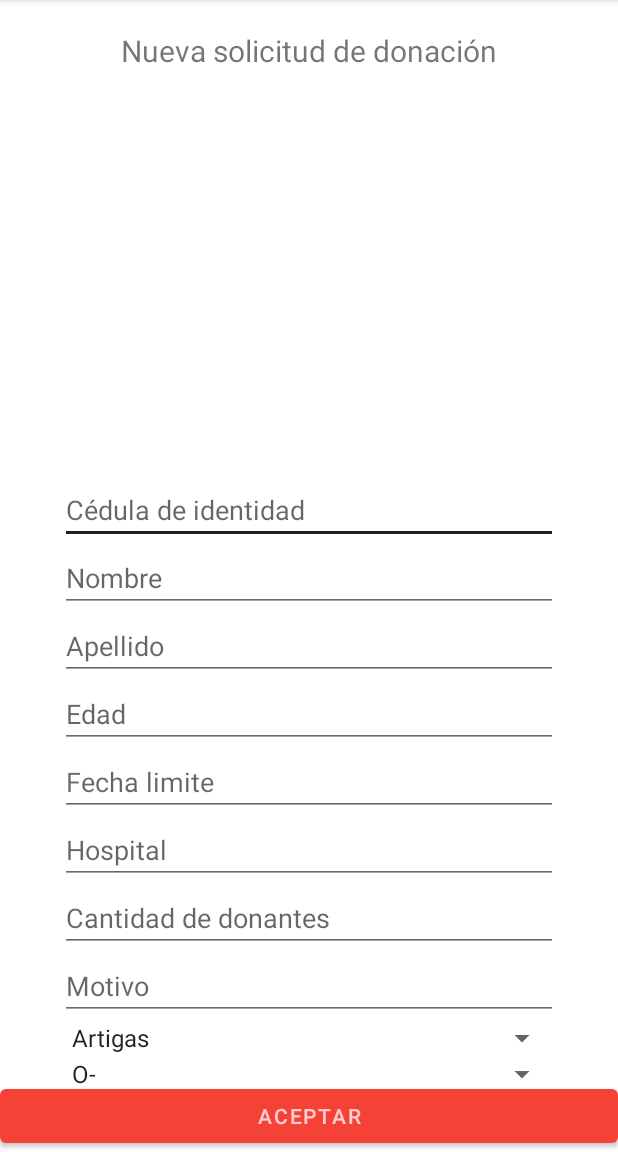
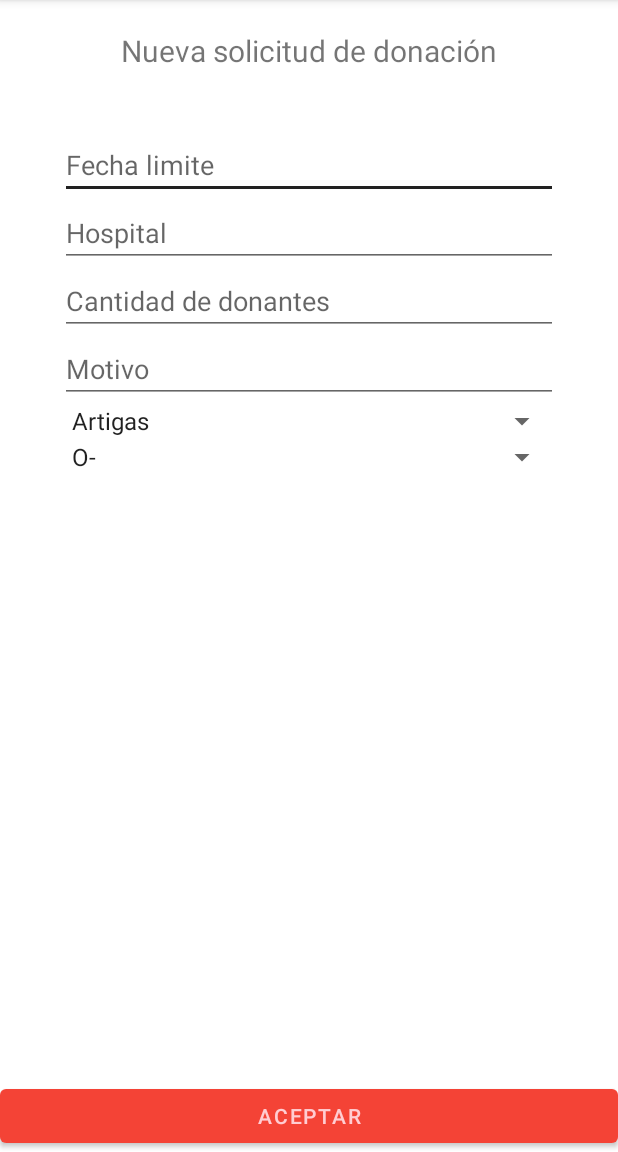
Before and after one commit to Shadowpride/YoDono, an Android app: the SolicitudNueva screen opened directly, with no data from a screen before it, on a phone screen of 412 x 824 dp, the part 84-1236 px from its top. Run offline under Robolectric (Android 15) with nearby library versions, the phone set to English and light mode, and no system bars; our stand-ins replace Room's generated code; 1 statement that could not run was skipped.

Commit message:
solicitudes x viewmodel
- cambios en xml de nueva solicitud
- toma datos del donante logueado para crear la solicitud
- se vuelve a Main luego de creada la solicitud

```diff
--- a/app/src/main/java/uy/yodono/BD/AppDatabase.java
+++ b/app/src/main/java/uy/yodono/BD/AppDatabase.java
@@ -15,7 +15,7 @@ import uy.yodono.daos.DonanteDao;
 import uy.yodono.daos.SolicitudesDao;
 
 
-@Database(entities = {Donantes.class, Solicitudes.class}, version = 4)
+@Database(entities = {Donantes.class, Solicitudes.class}, version = 5)
 @TypeConverters({Converters.class})
 public abstract class AppDatabase extends RoomDatabase {
 
--- a/app/src/main/java/uy/yodono/DonantesViewModel.java
+++ b/app/src/main/java/uy/yodono/DonantesViewModel.java
@@ -11,11 +11,13 @@ import java.util.List;
 import uy.yodono.BD.YoDonoRepositorio;
 import uy.yodono.Entidades.DonanteConSolicitudes;
 import uy.yodono.Entidades.Donantes;
+import uy.yodono.Entidades.Solicitudes;
 
 public class DonantesViewModel extends AndroidViewModel {
 
     private YoDonoRepositorio repositorio;
     private LiveData<List<Donantes>> lista_donantes;
+    private LiveData<List<Solicitudes>> lista_solicitudes;
 
     public DonantesViewModel(@NonNull Application application) {
         super(application);
@@ -23,6 +25,7 @@ public class DonantesViewModel extends AndroidViewModel {
         lista_donantes = repositorio.getAllDonantes();
     }
 
+    //-------------------DONANTES---------------------------------//
     public void insert( Donantes donante ) {
         repositorio.insert(donante);
     }
@@ -50,4 +53,11 @@ public class DonantesViewModel extends AndroidViewModel {
     public LiveData<List<Donantes>> getLista_donantes() {
         return lista_donantes;
     }
+
+    //-------------------SOLICITUDES---------------------------------//
+    public void insert( Solicitudes solicitud ) { repositorio.insert(solicitud);}
+
+    public LiveData<List<Solicitudes>> getSolicitudes() {
+        return repositorio.getSolicitudes();
+    }
 }
--- a/app/src/main/java/uy/yodono/MainActivity.java
+++ b/app/src/main/java/uy/yodono/MainActivity.java
@@ -140,6 +140,7 @@ public class MainActivity extends AppCompatActivity implements NavigationView.On
         {
             case R.id.nav_solicitud:
                 i = new Intent(MainActivity.this, SolicitudNueva.class);
+                i.putExtra( "Donante", donante_logueado);
                 startActivity(i);
                 break;
 
--- a/app/src/main/java/uy/yodono/SolicitudNueva.java
+++ b/app/src/main/java/uy/yodono/SolicitudNueva.java
@@ -1,6 +1,7 @@
 package uy.yodono;
 
 import androidx.appcompat.app.AppCompatActivity;
+import androidx.lifecycle.ViewModelProvider;
 
 import android.content.Intent;
 import android.os.Bundle;
@@ -25,10 +26,11 @@ public class SolicitudNueva extends AppCompatActivity {
     SolicitudesDao db;
     AppDatabase dataBase;
 
+    private DonantesViewModel donantesViewModel;
+
     EditText text_ci;
     EditText text_nombre;
     EditText text_apellido;
-    EditText text_edad;
     EditText text_fecha_limite;
     EditText text_hospital;
     EditText text_cantidad_donantes;
@@ -38,6 +40,13 @@ public class SolicitudNueva extends AppCompatActivity {
     protected void onCreate(Bundle savedInstanceState) {
         super.onCreate(savedInstanceState);
         setContentView(R.layout.activity_solicitud_nueva);
+
+        Donantes donante_logueado;
+
+        Intent intent = getIntent();
+        Bundle bd = intent.getExtras();
+        donante_logueado = (Donantes) bd.get( "Donante" );
+
 
         Spinner spinner_departamentos = (Spinner) findViewById(R.id.spinner_departamentos);
         // Create an ArrayAdapter using the string array and a default spinner layout
@@ -58,8 +67,10 @@ public class SolicitudNueva extends AppCompatActivity {
         spinner_grupos_sanguineos.setAdapter(adapter_grupos_sanguineos);
 
 
-        dataBase = AppDatabase.getInstance( SolicitudNueva.this );
-        db = dataBase.getSolicitudesDao();
+        donantesViewModel = new ViewModelProvider( this,
+                ViewModelProvider.AndroidViewModelFactory
+                        .getInstance(this.getApplication()))
+                .get(DonantesViewModel.class);dataBase = AppDatabase.getInstance( SolicitudNueva.this );
 
         boton_solicitar_aceptar = (Button)findViewById(R.id.boton_solicitar_aceptar);
 
@@ -70,16 +81,14 @@ public class SolicitudNueva extends AppCompatActivity {
                 text_ci = (EditText)findViewById(R.id.text_registro_cedula);
                 text_nombre = (EditText)findViewById(R.id.text_registro_nombre);
                 text_apellido = (EditText)findViewById(R.id.text_registro_apellido);
-                text_edad = (EditText)findViewById(R.id.text_edad);
                 text_fecha_limite = (EditText)findViewById(R.id.text_fecha_limite);
                 text_hospital = (EditText)findViewById(R.id.text_hospital);
                 text_cantidad_donantes = (EditText)findViewById(R.id.text_donantes);
                 text_motivo = (EditText)findViewById(R.id.text_motivo);
 
-                String cedula = text_ci.getText().toString();
-                String nombre = text_nombre.getText().toString();
-                String apellido = text_apellido.getText().toString();
-                String edad = text_edad.getText().toString();
+                //String cedula = text_ci.getText().toString();
+                //String nombre = text_nombre.getText().toString();
+                //String apellido = text_apellido.getText().toString();
                 String fecha = text_fecha_limite.getText().toString();
                 String hospital = text_hospital.getText().toString();
                 String cantidad = text_cantidad_donantes.getText().toString();
@@ -87,15 +96,22 @@ public class SolicitudNueva extends AppCompatActivity {
                 String departamento = spinner_departamentos.getSelectedItem().toString();
                 String grupo_sanguineo = spinner_grupos_sanguineos.getSelectedItem().toString();
 
-                if (nombre.isEmpty() || apellido.isEmpty() || cedula.isEmpty() || edad.isEmpty() || fecha.isEmpty() || hospital.isEmpty() || cantidad.isEmpty() || motivo.isEmpty() )
+                String cedula = donante_logueado.getCedula();
+                String nombre = donante_logueado.getNombre();
+                String apellido = donante_logueado.getApellido();
+
+                if (nombre.isEmpty() || apellido.isEmpty() || cedula.isEmpty() || fecha.isEmpty() || hospital.isEmpty() || cantidad.isEmpty() || motivo.isEmpty() )
                 {
                     Toast.makeText(SolicitudNueva.this, "Debe completar todos los datos", Toast.LENGTH_SHORT).show();
                 }
                 else
                 {
-                    Solicitudes nueva_solicitud = new Solicitudes( cedula, nombre, apellido, edad, grupo_sanguineo, hospital, fecha, motivo, cantidad, departamento );
-                    db.agregar(nueva_solicitud);
-                    Intent i = new Intent(SolicitudNueva.this, SolicitudNueva.class);
+                    Solicitudes nueva_solicitud = new Solicitudes( cedula, nombre, apellido, grupo_sanguineo, hospital, fecha, motivo, cantidad, departamento );
+
+                    donantesViewModel.insert( nueva_solicitud );
+
+                    Intent i = new Intent(SolicitudNueva.this, MainActivity.class);
+                    i.putExtra("Donante", donante_logueado);
                     startActivity(i);
                     finish();
                 }
--- a/app/src/main/java/uy/yodono/daos/SolicitudesDao.java
+++ b/app/src/main/java/uy/yodono/daos/SolicitudesDao.java
@@ -1,9 +1,12 @@
 package uy.yodono.daos;
 
+import androidx.lifecycle.LiveData;
 import androidx.room.Dao;
 import androidx.room.Insert;
 import androidx.room.Query;
 import androidx.room.Update;
+
+import java.util.List;
 
 import uy.yodono.Entidades.Solicitudes;
 
@@ -12,13 +15,15 @@ import uy.yodono.Entidades.Solicitudes;
 public interface SolicitudesDao {
 
     @Insert
-    void agregar(Solicitudes solicitud);
+    void Agregar(Solicitudes solicitud);
 
     @Update
-    void actualizar(Solicitudes solicitud);
+    void Actualizar(Solicitudes solicitud);
 
     @Query("SELECT * FROM Solicitudes where cedula = :cedula")
     Solicitudes buscarSolicitudPorCI(String cedula);
 
+    @Query("SELECT * FROM Solicitudes")
+    LiveData<List<Solicitudes>> getAllSolicitudes();
 
 }
--- a/app/src/main/res/layout/activity_solicitud_nueva.xml
+++ b/app/src/main/res/layout/activity_solicitud_nueva.xml
@@ -22,17 +22,6 @@
             android:text="Nueva solicitud de donación"
             android:textSize="20dp" />
 
-    </LinearLayout>
-
-    <LinearLayout
-        android:id="@+id/linear"
-        android:layout_width="match_parent"
-        android:layout_height="wrap_content"
-        android:layout_margin="20dp"
-        android:gravity="center_horizontal"
-        android:orientation="vertical"
-        app:layout_constraintBottom_toBottomOf="parent"
-        >
         <LinearLayout
             android:id="@+id/scroll"
             android:layout_width="match_parent"
@@ -41,49 +30,6 @@
             android:gravity="center_horizontal"
             android:orientation="vertical">
 
-            <EditText
-                android:layout_width="match_parent"
-                android:layout_height="wrap_content"
-                android:id="@+id/text_registro_cedula"
-                android:hint="@string/prompt_cedula"
-                android:inputType="number"
-                android:maxLength="8"
-                android:selectAllOnFocus="true"
-                app:layout_constraintEnd_toEndOf="parent"
-                app:layout_constraintStart_toStartOf="parent"
-                app:layout_constraintTop_toTopOf="parent"/>
-
-            <EditText
-                android:layout_width="match_parent"
-                android:layout_height="wrap_content"
-                android:id="@+id/text_registro_nombre"
-                android:hint="@string/prompt_registro_nombre"
-                android:inputType="textPersonName"
-                android:selectAllOnFocus="true"
-                app:layout_constraintEnd_toEndOf="parent"
-                app:layout_constraintStart_toStartOf="parent"
-                app:layout_constraintTop_toTopOf="parent"/>
-
-            <EditText
-                android:layout_width="match_parent"
-                android:layout_height="wrap_content"
-                android:id="@+id/text_registro_apellido"
-                android:hint="@string/prompt_registro_apellido"
-                android:inputType="textPersonName"
-                app:layout_constraintEnd_toEndOf="parent"
-                app:layout_constraintStart_toStartOf="parent"
-                app:layout_constraintTop_toTopOf="parent"/>
-
-            <EditText
-                android:layout_width="match_parent"
-                android:layout_height="wrap_content"
-                android:id="@+id/text_edad"
-                android:hint="@string/prompt_edad"
-                android:inputType="number"
-                android:maxLength="3"
-                app:layout_constraintEnd_toEndOf="parent"
-                app:layout_constraintStart_toStartOf="parent"
-                app:layout_constraintTop_toTopOf="parent"/>
 
             <EditText
                 android:layout_width="match_parent"
@@ -134,6 +80,7 @@
                 android:layout_width="match_parent"
                 android:layout_height="wrap_content" />
         </LinearLayout>
+
     </LinearLayout>
 
     <LinearLayout
```
Also changed, not shown: app/src/main/java/uy/yodono/BD/YoDonoRepositorio.java (+23 -0 lines), app/src/main/java/uy/yodono/Entidades/Solicitudes.java (+1 -11 lines).
